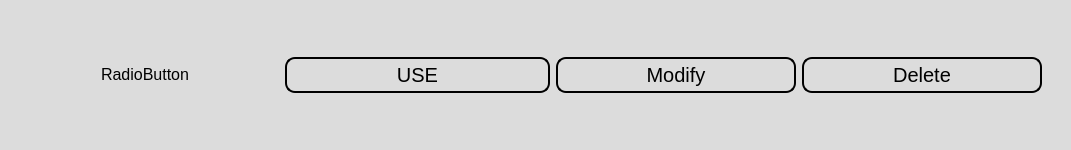
The window that ui/automate_select.ui (Achu-Worifung/quickMove) describes before a commit, drawn with Qt 5.
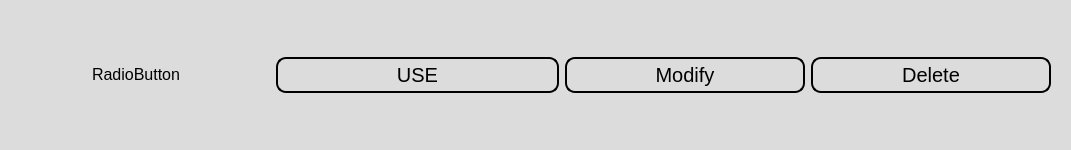
The same window after the commit. Icons and pictures are not drawn.

Commit message: seperated main window from main page for ease nav

What changed in the file:
```diff
--- a/ui/automate_select.ui
+++ b/ui/automate_select.ui
@@ -24,26 +24,6 @@
 border-color: rgb(192, 192, 192);
 border-radius: 30px;</string>
   </property>
-  <layout class="QGridLayout" name="gridLayout">
-   <item row="0" column="0">
-    <widget class="QScrollArea" name="scrollArea">
-     <property name="styleSheet">
-      <string notr="true">background-color: rgb(220, 220, 220);
-border-color: rgb(192, 192, 192);
-border-radius: 30px;</string>
-     </property>
-     <property name="widgetResizable">
-      <bool>true</bool>
-     </property>
-     <widget class="QWidget" name="scrollAreaWidgetContents">
-      <property name="geometry">
-       <rect>
-        <x>0</x>
-        <y>0</y>
-        <width>1053</width>
-        <height>132</height>
-       </rect>
-      </property>
       <layout class="QHBoxLayout" name="horizontalLayout">
        <item>
         <widget class="QWidget" name="widget" native="true">
@@ -194,10 +174,6 @@
            </widget>
           </item>
          </layout>
-        </widget>
-       </item>
-      </layout>
-     </widget>
     </widget>
    </item>
   </layout>
```
Lines whose indentation alone changed are shown as unchanged. The commit also changes 6 other files.
